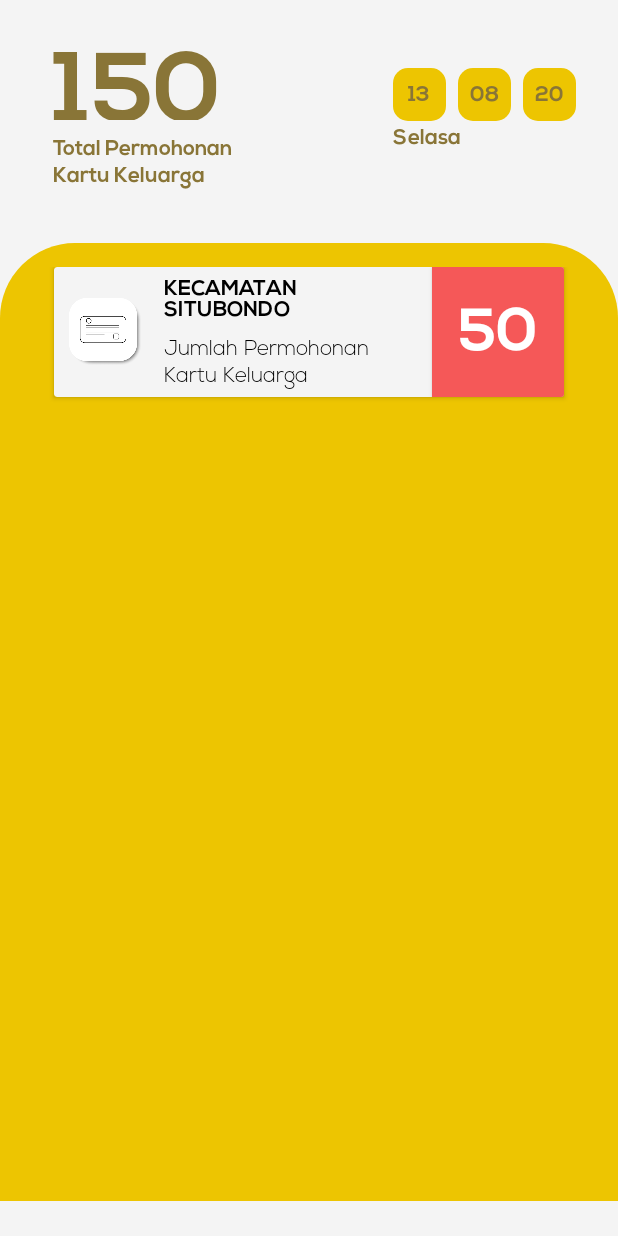
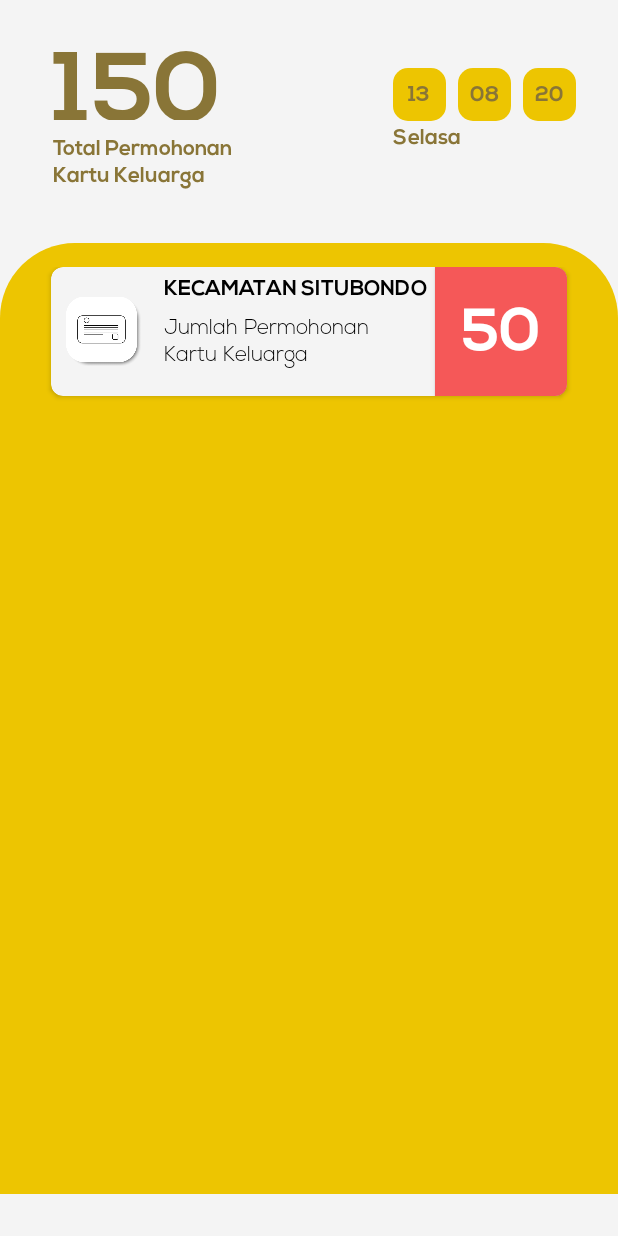
Before and after one commit to mifta99/dashboard, an Android app: the layout activity_kk.xml on its own in the app's theme, with its tools: preview values and no code run, on a phone screen of 412 x 824 dp. Run offline under Robolectric (Android 15) with nearby library versions, the phone set to English and light mode, and no system bars.

Commit message:
reeedit(added radius to cardview
kalau mau pake radius, mending menggunakan (app:cardCornerRadius), jangan menggunakan card_view:cardcornerradius

```diff
--- a/app/src/main/res/layout/custom_kk.xml
+++ b/app/src/main/res/layout/custom_kk.xml
@@ -12,10 +12,10 @@
         android:layout_width="match_parent"
         android:layout_height="wrap_content"
         android:padding="20dp"
-        android:layout_margin="10dp"
+        android:layout_margin="@dimen/margin_standart"
+        app:cardCornerRadius="@dimen/margin_medium"
         android:clickable="true"
         android:foreground="?android:attr/selectableItemBackground"
-        card_view:cardCornerRadius="20dp"
         app:cardBackgroundColor="#F4F4F4"
         >
 
```
